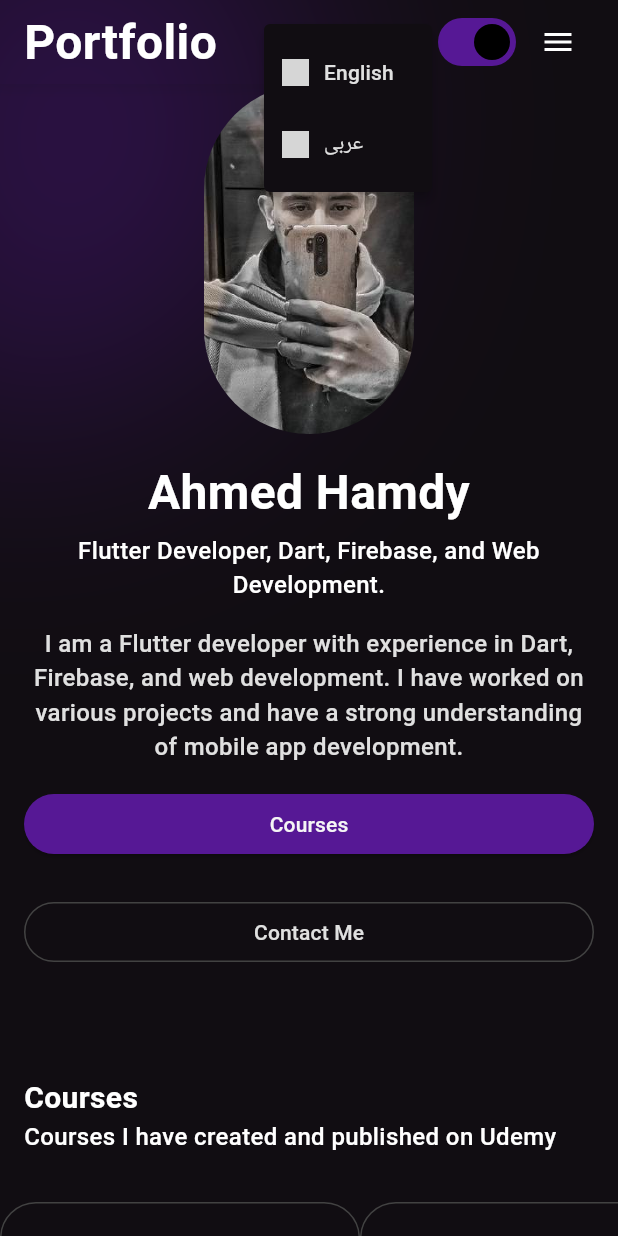
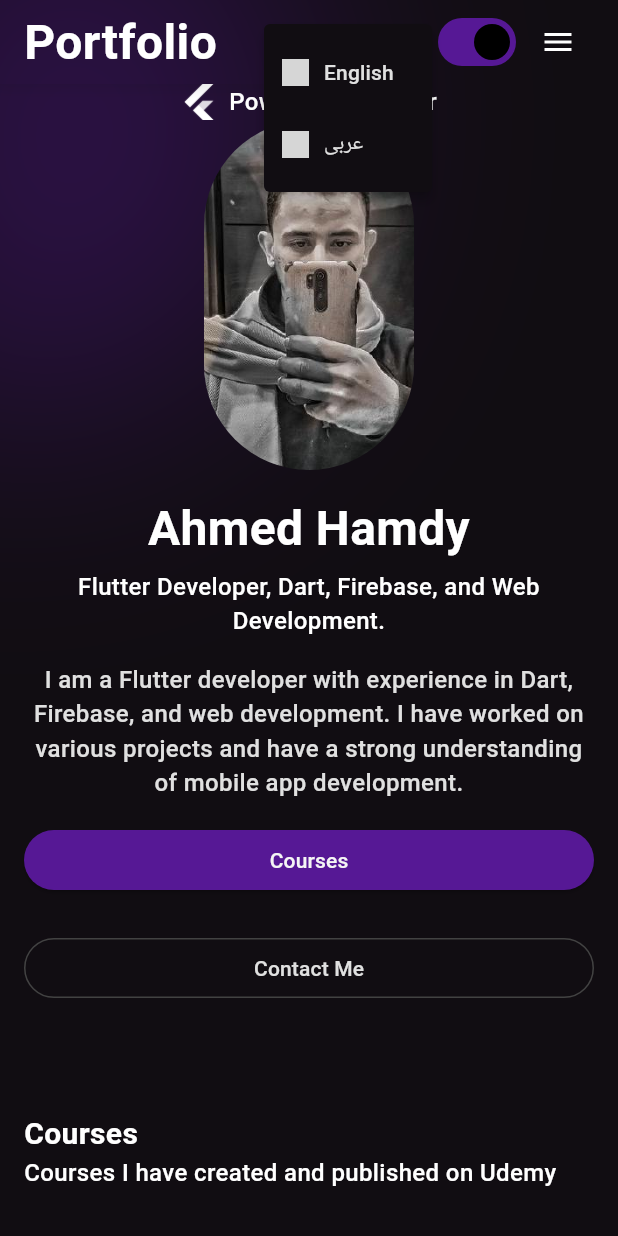
Before and after one commit to HazemHamdy7/my_prtofolio, a Flutter app: the screen it shows after launch, after a tap on "En", on a phone screen of 412 x 824 dp. Run offline on Flutter 3.47's test engine with Material 3 defaults, Android fonts, the light colour scheme and no system bars; our stand-ins replace dotted_line, flutter_bloc, gap, shared_preferences; missing offline and left inert: seo_renderer, svg_flutter; generated files the repository leaves out were written again; network calls fail; grey boxes are pictures that could not be loaded.

Commit message:
Add social media icons to AppIcons; update PoweredByFlutter layout; integrate FooterLinks into MyFooter, DesktopFooter, and MobileFooter; enhance HeroWidget with PoweredByFlutter; set itemCount for TestimonilPhone

```diff
--- a/lib/constant/app_icon.dart
+++ b/lib/constant/app_icon.dart
@@ -7,7 +7,12 @@ class AppIcon {
 
 class AppIcons {
   static const String _icons = 'assets/images/';
-
   static const String us = '$_icons/usa-flag.png';
   static const String ar = '$_icons/egypt-flag.png';
+
+  // Social Media Icons
+  static const String github = '$_icons/github.png';
+  static const String linkedIn = '$_icons/linkedin.png';
+  static const String facebook = '$_icons/facebook.png';
+  static const String youtube = '$_icons/youtube.png';
 }
--- a/lib/features/appbar/widget/powered_by_flutter.dart
+++ b/lib/features/appbar/widget/powered_by_flutter.dart
@@ -9,6 +9,8 @@ class PoweredByFlutter extends StatelessWidget {
   Widget build(BuildContext context) {
     return Center(
       child: Row(
+        mainAxisSize: MainAxisSize.min,
+        // mainAxisAlignment: MainAxisAlignment.center,
         children: [
           // Flutter logo
           Image.asset(
--- a/lib/features/footer/my_footer.dart
+++ b/lib/features/footer/my_footer.dart
@@ -1,10 +1,10 @@
 import 'package:flutter/material.dart';
-import 'package:my_prtofolio/features/appbar/widget/app_logo.dart';
-import 'package:my_prtofolio/features/appbar/widget/drawer/large_menus.dart';
-import 'package:my_prtofolio/features/appbar/widget/drawer/small_menus.dart';
+import 'package:my_prtofolio/constant/app_icon.dart';
+import 'package:my_prtofolio/features/appbar/widget/powered_by_flutter.dart';
 import 'package:my_prtofolio/features/footer/widget/desktop_footer.dart';
 import 'package:my_prtofolio/features/footer/widget/mobile_footer.dart';
 import 'package:my_prtofolio/helper/extensions.dart';
+import 'package:svg_flutter/svg_flutter.dart';
 
 class MyFooter extends StatelessWidget {
   const MyFooter({super.key});
@@ -15,17 +15,55 @@ class MyFooter extends StatelessWidget {
       color: context.theme.appBarTheme.backgroundColor,
       padding: EdgeInsets.all(context.insets.padding),
       child: Column(
+        crossAxisAlignment: CrossAxisAlignment.center,
         children: [
           context.isDesktop ? const DesktopFooter() : const MobileFooter(),
           Divider(color: context.theme.dividerColor, height: 24),
-          Text(
-            "© ${DateTime.now().year} All rights reserved. ",
-            style: context.textStyle.bodyMdMedium.copyWith(
-              color: Colors.grey[400],
-            ),
-          ),
+
+          PoweredByFlutter(),
         ],
       ),
     );
   }
 }
+
+class FooterLinks extends StatelessWidget {
+  const FooterLinks({super.key});
+
+  @override
+  Widget build(BuildContext context) {
+    return Row(
+      mainAxisAlignment: MainAxisAlignment.center,
+      children: [
+        FooterLinkItem(icon: AppIcons.github, onPressed: () {}),
+        FooterLinkItem(icon: AppIcons.linkedIn, onPressed: () {}),
+        FooterLinkItem(icon: AppIcons.facebook, onPressed: () {}),
+        FooterLinkItem(icon: AppIcons.youtube, onPressed: () {}),
+      ],
+    );
+  }
+}
+
+class FooterLinkItem extends StatelessWidget {
+  const FooterLinkItem({
+    super.key,
+    required this.icon,
+    required this.onPressed,
+  });
+  final String icon;
+  final VoidCallback onPressed;
+
+  @override
+  Widget build(BuildContext context) {
+    return IconButton(
+      onPressed: onPressed,
+      icon: SvgPicture.asset(
+        icon,
+        colorFilter: ColorFilter.mode(
+          context.colorScheme.onBackground,
+          BlendMode.srcIn,
+        ),
+      ),
+    );
+  }
+}
--- a/lib/features/footer/widget/desktop_footer.dart
+++ b/lib/features/footer/widget/desktop_footer.dart
@@ -1,6 +1,7 @@
 import 'package:flutter/material.dart';
 import 'package:my_prtofolio/features/appbar/widget/app_logo.dart';
 import 'package:my_prtofolio/features/appbar/widget/drawer/large_menus.dart';
+import 'package:my_prtofolio/features/footer/my_footer.dart';
 
 class DesktopFooter extends StatelessWidget {
   const DesktopFooter({super.key});
@@ -14,6 +15,7 @@ class DesktopFooter extends StatelessWidget {
         Spacer(),
         LargeMenus(),
         Spacer(),
+        FooterLinks(),
       ],
     );
   }
--- a/lib/features/footer/widget/mobile_footer.dart
+++ b/lib/features/footer/widget/mobile_footer.dart
@@ -1,12 +1,20 @@
 import 'package:flutter/material.dart';
 import 'package:my_prtofolio/features/appbar/widget/app_logo.dart';
 import 'package:my_prtofolio/features/appbar/widget/drawer/small_menus.dart';
+import 'package:my_prtofolio/features/footer/my_footer.dart';
 
 class MobileFooter extends StatelessWidget {
   const MobileFooter({super.key});
 
   @override
   Widget build(BuildContext context) {
-    return Column(children: [AppLogo(), SmallMenus()]);
+    return Column(
+      children: [
+        const AppLogo(),
+        //
+        const SmallMenus(),
+        const FooterLinks(),
+      ],
+    );
   }
 }
--- a/lib/features/home/widget/hero_widget.dart
+++ b/lib/features/home/widget/hero_widget.dart
@@ -15,6 +15,8 @@ class HeroWidget extends StatelessWidget {
   Widget build(BuildContext context) {
     return Column(
       children: [
+        PoweredByFlutter(),
+
         context.isDesktop || context.isTablet
             ? const _LargeHero()
             : const _SmallHero(),
@@ -34,7 +36,6 @@ class _SmallHero extends StatelessWidget {
           constraints: BoxConstraints(maxWidth: 140),
           child: HeroImage(),
         ),
-
         gapH(Insets.lg),
         HeroText(),
         gapH(Insets.lg),
--- a/lib/features/testimonil/testimonil_list.dart
+++ b/lib/features/testimonil/testimonil_list.dart
@@ -39,6 +39,7 @@ class TestimonilPhone extends StatelessWidget {
   @override
   Widget build(BuildContext context) {
     return SliverList.separated(
+      itemCount: 10,
       itemBuilder: (item, index) => TestimonilItem(),
       separatorBuilder: (context, index) => Gap(16),
     );
```
